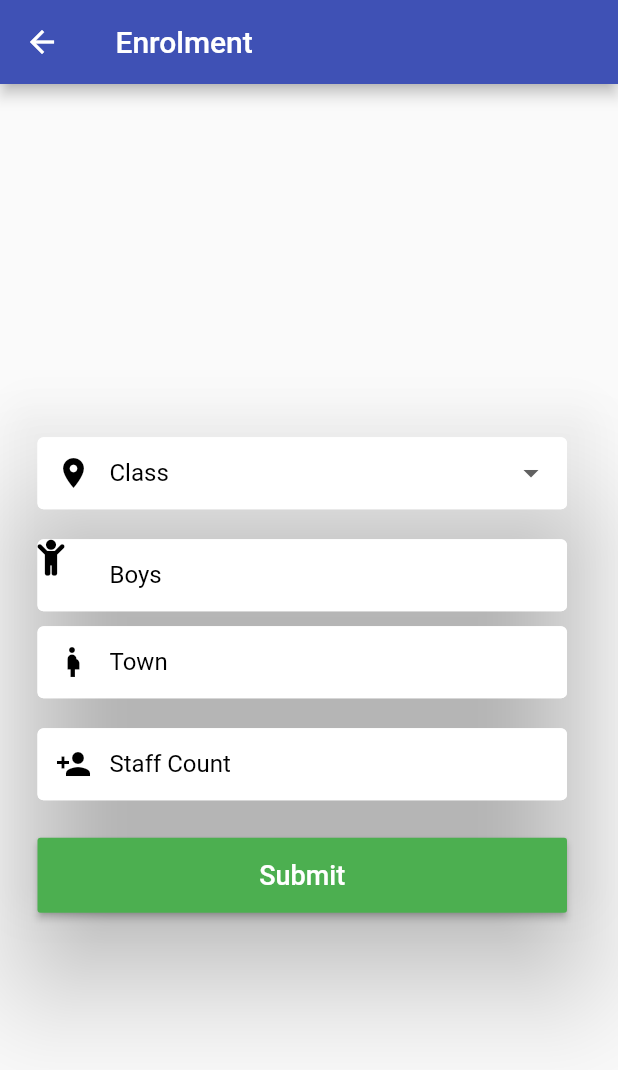
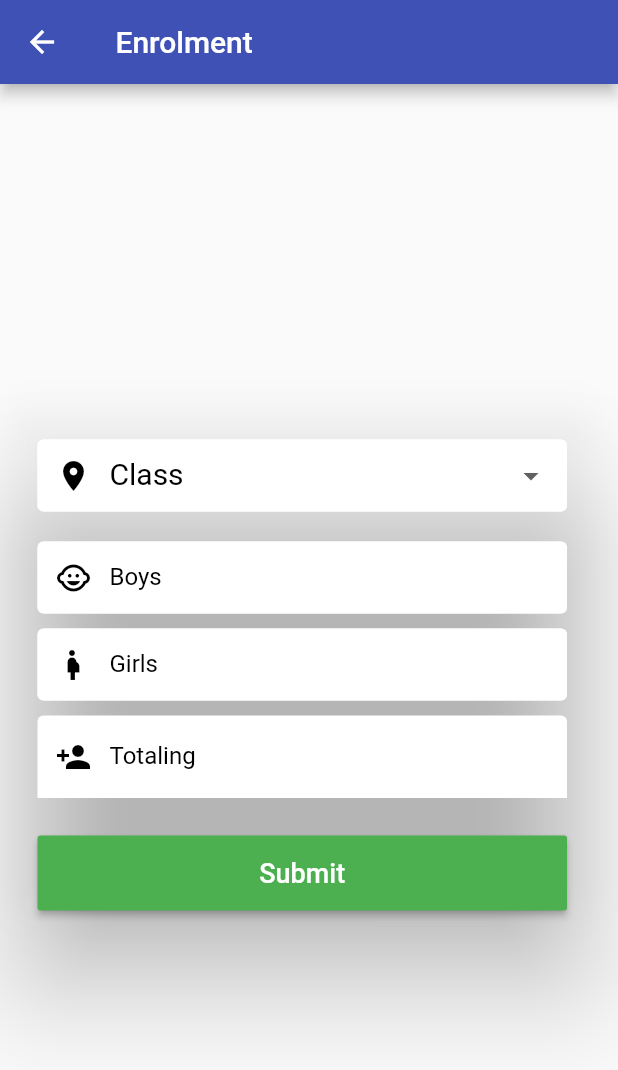
Before and after one commit to Danawocee/PeuMis, a Flutter app: the Enrolment screen opened directly, on a phone screen of 412 x 824 dp. Shown: the top 1070 px of the screen. Run offline on Flutter 3.47's test engine with Material 2 defaults, Android fonts, the phone set to English and light mode, and no system bars; our stand-ins replace flutter_spinkit, shared_preferences, toast; accounts and stored records are empty; Roboto replaces fonts that are missing (pangolin).

Commit message:
new update

```diff
--- a/lib/views/enrolment.dart
+++ b/lib/views/enrolment.dart
@@ -1,5 +1,5 @@
 import 'package:flutter/material.dart';
-import 'package:font_awesome_flutter/font_awesome_flutter.dart';
+
 import 'package:peumis/controllers/constant.dart';
 
 import 'package:peumis/controllers/loading.dart';
@@ -85,7 +85,8 @@ class _EnrolmentState extends State<Enrolment> {
                                                     labelText: "Class",
                                                     labelStyle: TextStyle(
                                                         fontFamily: 'pangolin',
-                                                        color: Colors.black)),
+                                                        color: Colors.black,
+                                                        fontSize: 20.0)),
                                             value: _class,
                                             items: Classes()
                                                 .myclasses
@@ -112,11 +113,11 @@ class _EnrolmentState extends State<Enrolment> {
                                             validator: (val) => val.isEmpty
                                                 ? 'Enter Number of Boys'
                                                 : null,
-                                            keyboardType: TextInputType.text,
+                                            keyboardType: TextInputType.number,
                                             decoration:
                                                 textInputDecoration.copyWith(
-                                                    prefixIcon: FaIcon(
-                                                      FontAwesomeIcons.child,
+                                                    prefixIcon: Icon(
+                                                      Icons.child_care,
                                                       color: Colors.black,
                                                     ),
                                                     labelText: "Boys",
@@ -132,7 +133,7 @@ class _EnrolmentState extends State<Enrolment> {
                                             validator: (val) => val.isEmpty
                                                 ? 'Enter Number of Girls'
                                                 : null,
-                                            keyboardType: TextInputType.text,
+                                            keyboardType: TextInputType.number,
                                             decoration:
                                                 textInputDecoration.copyWith(
                                                     prefixIcon: Icon(
@@ -140,7 +141,7 @@ class _EnrolmentState extends State<Enrolment> {
                                                           .pregnant_woman_outlined,
                                                       color: Colors.black,
                                                     ),
-                                                    labelText: "Town",
+                                                    labelText: "Girls",
                                                     labelStyle: TextStyle(
                                                         fontFamily: 'pangolin',
                                                         color: Colors.black)),
@@ -148,11 +149,9 @@ class _EnrolmentState extends State<Enrolment> {
                                           SizedBox(
                                             height: 10.0,
                                           ),
-                                          SizedBox(
-                                            height: 10.0,
-                                          ),
                                           TextFormField(
                                             controller: _totaling,
+                                            enabled: false,
                                             validator: (val) => val.isEmpty
                                                 ? 'Enter Total'
                                                 : null,
@@ -163,7 +162,7 @@ class _EnrolmentState extends State<Enrolment> {
                                                       Icons.person_add,
                                                       color: Colors.black,
                                                     ),
-                                                    labelText: "Staff Count",
+                                                    labelText: "Totaling",
                                                     labelStyle: TextStyle(
                                                         fontFamily: 'pangolin',
                                                         color: Colors.black)),
--- a/lib/views/home.dart
+++ b/lib/views/home.dart
@@ -97,7 +97,7 @@ class _HomeState extends State<Home> {
                       builder: (BuildContext context) => Enrolment()));
                 },
                 child: ListTile(
-                  title: Text('Enrollment'),
+                  title: Text('Enrolment'),
                   leading: Icon(Icons.school),
                 ),
               ),
```
